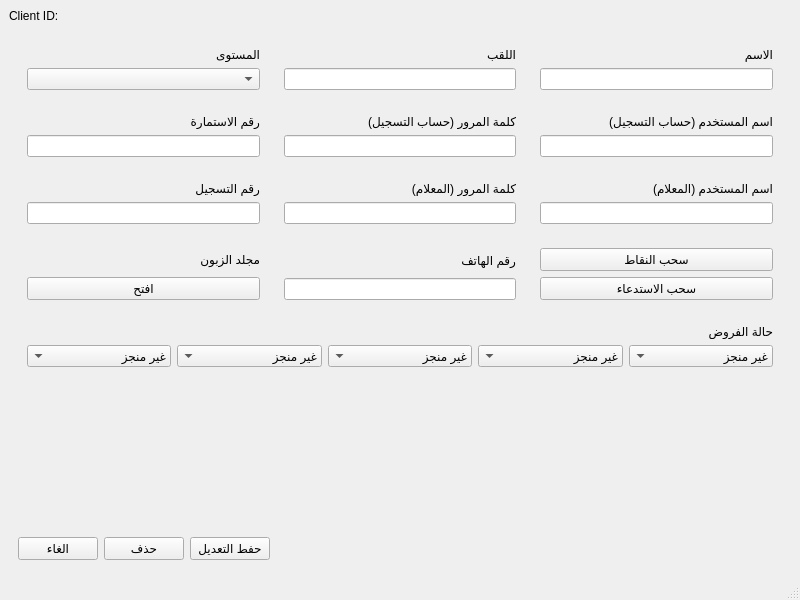
Above: edit_client.ui from abdou-dz113/onefd_client_mangment_system before the change. Below: the same form after it.
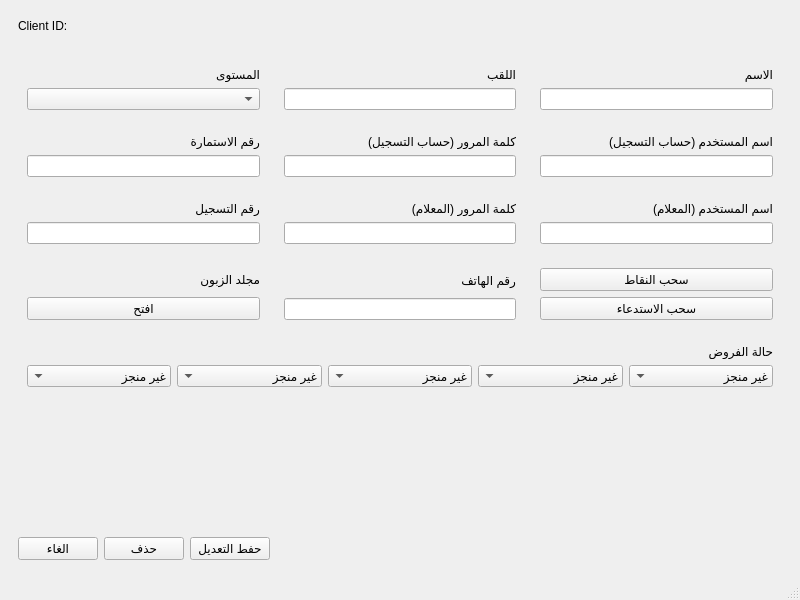
That is the form after the change.

```diff
--- a/edit_client.ui
+++ b/edit_client.ui
@@ -19,10 +19,33 @@
   <widget class="QWidget" name="centralwidget">
    <layout class="QVBoxLayout" name="verticalLayout_6">
     <item>
-     <widget class="QLabel" name="id_label">
-      <property name="text">
-       <string>Client ID: </string>
+     <widget class="QWidget" name="client_id_frame" native="true">
+      <property name="styleSheet">
+       <string notr="true">QLineEdit{
+border: None;
+background-color: #00000000;
+color: #000000;
+}</string>
       </property>
+      <layout class="QHBoxLayout" name="horizontalLayout_4">
+       <item>
+        <widget class="QLabel" name="id_label">
+         <property name="text">
+          <string>Client ID: </string>
+         </property>
+        </widget>
+       </item>
+       <item>
+        <widget class="QLineEdit" name="client_id">
+         <property name="enabled">
+          <bool>true</bool>
+         </property>
+         <property name="readOnly">
+          <bool>true</bool>
+         </property>
+        </widget>
+       </item>
+      </layout>
      </widget>
     </item>
     <item>
@@ -417,9 +440,6 @@
              </item>
              <item>
               <widget class="QComboBox" name="devoir_04">
-               <property name="enabled">
-                <bool>true</bool>
-               </property>
                <property name="accessibleName">
                 <string>0</string>
                </property>
```
Left out of the diff: 456 changed lines with no effect on the pictures.
